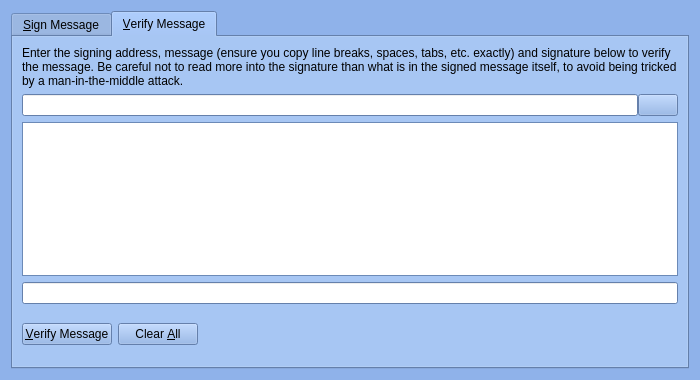
The window that src/qt/forms/signverifymessagedialog.ui (BlueSteelCoin/bluesteel) describes before a commit, drawn with Qt 5.
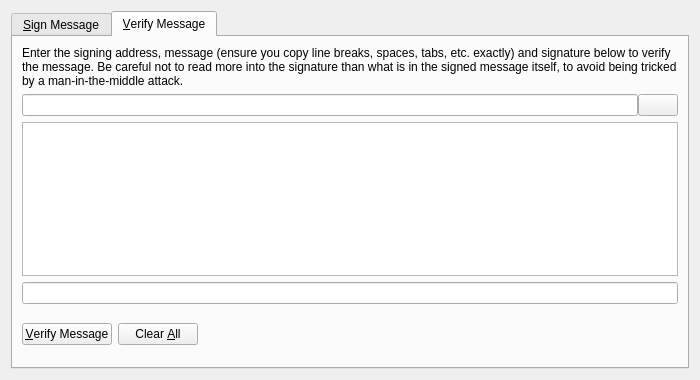
The same window after the commit. Icons and pictures are not drawn. Custom widgets are drawn as their Qt base class.

The edit to the form file:
```diff
--- a/src/qt/forms/signverifymessagedialog.ui
+++ b/src/qt/forms/signverifymessagedialog.ui
@@ -10,421 +10,6 @@
     <height>380</height>
    </rect>
   </property>
-  <property name="palette">
-   <palette>
-    <active>
-     <colorrole role="WindowText">
-      <brush brushstyle="SolidPattern">
-       <color alpha="255">
-        <red>0</red>
-        <green>0</green>
-        <blue>0</blue>
-       </color>
-      </brush>
-     </colorrole>
-     <colorrole role="Button">
-      <brush brushstyle="SolidPattern">
-       <color alpha="238">
-        <red>135</red>
-        <green>173</green>
-        <blue>232</blue>
-       </color>
-      </brush>
-     </colorrole>
-     <colorrole role="Light">
-      <brush brushstyle="SolidPattern">
-       <color alpha="238">
-        <red>241</red>
-        <green>247</green>
-        <blue>255</blue>
-       </color>
-      </brush>
-     </colorrole>
-     <colorrole role="Midlight">
-      <brush brushstyle="SolidPattern">
-       <color alpha="238">
-        <red>188</red>
-        <green>210</green>
-        <blue>243</blue>
-       </color>
-      </brush>
-     </colorrole>
-     <colorrole role="Dark">
-      <brush brushstyle="SolidPattern">
-       <color alpha="238">
-        <red>67</red>
-        <green>86</green>
-        <blue>116</blue>
-       </color>
-      </brush>
-     </colorrole>
-     <colorrole role="Mid">
-      <brush brushstyle="SolidPattern">
-       <color alpha="238">
-        <red>90</red>
-        <green>115</green>
-        <blue>154</blue>
-       </color>
-      </brush>
-     </colorrole>
-     <colorrole role="Text">
-      <brush brushstyle="SolidPattern">
-       <color alpha="255">
-        <red>0</red>
-        <green>0</green>
-        <blue>0</blue>
-       </color>
-      </brush>
-     </colorrole>
-     <colorrole role="BrightText">
-      <brush brushstyle="SolidPattern">
-       <color alpha="255">
-        <red>255</red>
-        <green>255</green>
-        <blue>255</blue>
-       </color>
-      </brush>
-     </colorrole>
-     <colorrole role="ButtonText">
-      <brush brushstyle="SolidPattern">
-       <color alpha="255">
-        <red>0</red>
-        <green>0</green>
-        <blue>0</blue>
-       </color>
-      </brush>
-     </colorrole>
-     <colorrole role="Base">
-      <brush brushstyle="SolidPattern">
-       <color alpha="255">
-        <red>255</red>
-        <green>255</green>
-        <blue>255</blue>
-       </color>
-      </brush>
-     </colorrole>
-     <colorrole role="Window">
-      <brush brushstyle="SolidPattern">
-       <color alpha="238">
-        <red>135</red>
-        <green>173</green>
-        <blue>232</blue>
-       </color>
-      </brush>
-     </colorrole>
-     <colorrole role="Shadow">
-      <brush brushstyle="SolidPattern">
-       <color alpha="255">
-        <red>0</red>
-        <green>0</green>
-        <blue>0</blue>
-       </color>
-      </brush>
-     </colorrole>
-     <colorrole role="AlternateBase">
-      <brush brushstyle="SolidPattern">
-       <color alpha="246">
-        <red>195</red>
-        <green>214</green>
-        <blue>243</blue>
-       </color>
-      </brush>
-     </colorrole>
-     <colorrole role="ToolTipBase">
-      <brush brushstyle="SolidPattern">
-       <color alpha="255">
-        <red>255</red>
-        <green>255</green>
-        <blue>220</blue>
-       </color>
-      </brush>
-     </colorrole>
-     <colorrole role="ToolTipText">
-      <brush brushstyle="SolidPattern">
-       <color alpha="255">
-        <red>0</red>
-        <green>0</green>
-        <blue>0</blue>
-       </color>
-      </brush>
-     </colorrole>
-    </active>
-    <inactive>
-     <colorrole role="WindowText">
-      <brush brushstyle="SolidPattern">
-       <color alpha="255">
-        <red>0</red>
-        <green>0</green>
-        <blue>0</blue>
-       </color>
-      </brush>
-     </colorrole>
-     <colorrole role="Button">
-      <brush brushstyle="SolidPattern">
-       <color alpha="238">
-        <red>135</red>
-        <green>173</green>
-        <blue>232</blue>
-       </color>
-      </brush>
-     </colorrole>
-     <colorrole role="Light">
-      <brush brushstyle="SolidPattern">
-       <color alpha="238">
-        <red>241</red>
-        <green>247</green>
-        <blue>255</blue>
-       </color>
-      </brush>
-     </colorrole>
-     <colorrole role="Midlight">
-      <brush brushstyle="SolidPattern">
-       <color alpha="238">
-        <red>188</red>
-        <green>210</green>
-        <blue>243</blue>
-       </color>
-      </brush>
-     </colorrole>
-     <colorrole role="Dark">
-      <brush brushstyle="SolidPattern">
-       <color alpha="238">
-        <red>67</red>
-        <green>86</green>
-        <blue>116</blue>
-       </color>
-      </brush>
-     </colorrole>
-     <colorrole role="Mid">
-      <brush brushstyle="SolidPattern">
-       <color alpha="238">
-        <red>90</red>
-        <green>115</green>
-        <blue>154</blue>
-       </color>
-      </brush>
-     </colorrole>
-     <colorrole role="Text">
-      <brush brushstyle="SolidPattern">
-       <color alpha="255">
-        <red>0</red>
-        <green>0</green>
-        <blue>0</blue>
-       </color>
-      </brush>
-     </colorrole>
-     <colorrole role="BrightText">
-      <brush brushstyle="SolidPattern">
-       <color alpha="255">
-        <red>255</red>
-        <green>255</green>
-        <blue>255</blue>
-       </color>
-      </brush>
-     </colorrole>
-     <colorrole role="ButtonText">
-      <brush brushstyle="SolidPattern">
-       <color alpha="255">
-        <red>0</red>
-        <green>0</green>
-        <blue>0</blue>
-       </color>
-      </brush>
-     </colorrole>
-     <colorrole role="Base">
-      <brush brushstyle="SolidPattern">
-       <color alpha="255">
-        <red>255</red>
-        <green>255</green>
-        <blue>255</blue>
-       </color>
-      </brush>
-     </colorrole>
-     <colorrole role="Window">
-      <brush brushstyle="SolidPattern">
-       <color alpha="238">
-        <red>135</red>
-        <green>173</green>
-        <blue>232</blue>
-       </color>
-      </brush>
-     </colorrole>
-     <colorrole role="Shadow">
-      <brush brushstyle="SolidPattern">
-       <color alpha="255">
-        <red>0</red>
-        <green>0</green>
-        <blue>0</blue>
-       </color>
-      </brush>
-     </colorrole>
-     <colorrole role="AlternateBase">
-      <brush brushstyle="SolidPattern">
-       <color alpha="246">
-        <red>195</red>
-        <green>214</green>
-        <blue>243</blue>
-       </color>
-      </brush>
-     </colorrole>
-     <colorrole role="ToolTipBase">
-      <brush brushstyle="SolidPattern">
-       <color alpha="255">
-        <red>255</red>
-        <green>255</green>
-        <blue>220</blue>
-       </color>
-      </brush>
-     </colorrole>
-     <colorrole role="ToolTipText">
-      <brush brushstyle="SolidPattern">
-       <color alpha="255">
-        <red>0</red>
-        <green>0</green>
-        <blue>0</blue>
-       </color>
-      </brush>
-     </colorrole>
-    </inactive>
-    <disabled>
-     <colorrole role="WindowText">
-      <brush brushstyle="SolidPattern">
-       <color alpha="238">
-        <red>67</red>
-        <green>86</green>
-        <blue>116</blue>
-       </color>
-      </brush>
-     </colorrole>
-     <colorrole role="Button">
-      <brush brushstyle="SolidPattern">
-       <color alpha="238">
-        <red>135</red>
-        <green>173</green>
-        <blue>232</blue>
-       </color>
-      </brush>
-     </colorrole>
-     <colorrole role="Light">
-      <brush brushstyle="SolidPattern">
-       <color alpha="238">
-        <red>241</red>
-        <green>247</green>
-        <blue>255</blue>
-       </color>
-      </brush>
-     </colorrole>
-     <colorrole role="Midlight">
-      <brush brushstyle="SolidPattern">
-       <color alpha="238">
-        <red>188</red>
-        <green>210</green>
-        <blue>243</blue>
-       </color>
-      </brush>
-     </colorrole>
-     <colorrole role="Dark">
-      <brush brushstyle="SolidPattern">
-       <color alpha="238">
-        <red>67</red>
-        <green>86</green>
-        <blue>116</blue>
-       </color>
-      </brush>
-     </colorrole>
-     <colorrole role="Mid">
-      <brush brushstyle="SolidPattern">
-       <color alpha="238">
-        <red>90</red>
-        <green>115</green>
-        <blue>154</blue>
-       </color>
-      </brush>
-     </colorrole>
-     <colorrole role="Text">
-      <brush brushstyle="SolidPattern">
-       <color alpha="238">
-        <red>67</red>
-        <green>86</green>
-        <blue>116</blue>
-       </color>
-      </brush>
-     </colorrole>
-     <colorrole role="BrightText">
-      <brush brushstyle="SolidPattern">
-       <color alpha="255">
-        <red>255</red>
-        <green>255</green>
-        <blue>255</blue>
-       </color>
-      </brush>
-     </colorrole>
-     <colorrole role="ButtonText">
-      <brush brushstyle="SolidPattern">
-       <color alpha="238">
-        <red>67</red>
-        <green>86</green>
-        <blue>116</blue>
-       </color>
-      </brush>
-     </colorrole>
-     <colorrole role="Base">
-      <brush brushstyle="SolidPattern">
-       <color alpha="238">
-        <red>135</red>
-        <green>173</green>
-        <blue>232</blue>
-       </color>
-      </brush>
-     </colorrole>
-     <colorrole role="Window">
-      <brush brushstyle="SolidPattern">
-       <color alpha="238">
-        <red>135</red>
-        <green>173</green>
-        <blue>232</blue>
-       </color>
-      </brush>
-     </colorrole>
-     <colorrole role="Shadow">
-      <brush brushstyle="SolidPattern">
-       <color alpha="255">
-        <red>0</red>
-        <green>0</green>
-        <blue>0</blue>
-       </color>
-      </brush>
-     </colorrole>
-     <colorrole role="AlternateBase">
-      <brush brushstyle="SolidPattern">
-       <color alpha="238">
-        <red>135</red>
-        <green>173</green>
-        <blue>232</blue>
-       </color>
-      </brush>
-     </colorrole>
-     <colorrole role="ToolTipBase">
-      <brush brushstyle="SolidPattern">
-       <color alpha="255">
-        <red>255</red>
-        <green>255</green>
-        <blue>220</blue>
-       </color>
-      </brush>
-     </colorrole>
-     <colorrole role="ToolTipText">
-      <brush brushstyle="SolidPattern">
-       <color alpha="255">
-        <red>0</red>
-        <green>0</green>
-        <blue>0</blue>
-       </color>
-      </brush>
-     </colorrole>
-    </disabled>
-   </palette>
-  </property>
   <property name="windowTitle">
    <string>Signatures - Sign / Verify a Message</string>
   </property>
```
